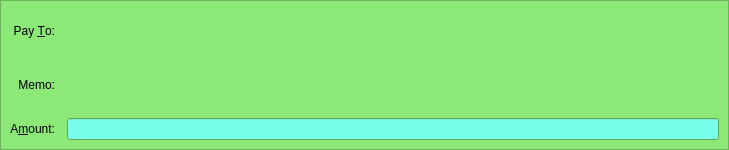
This is src/qt/forms/sendcoinsentry.ui in zarGonnn/reddcoin as Qt 5 draws it before an edit. The edited form follows.
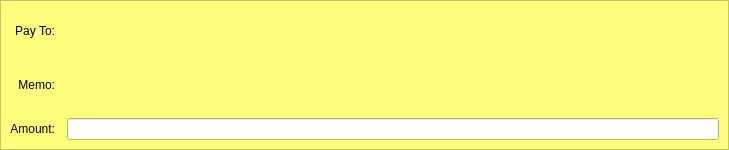
This is the edited form. The open tabs and pages were chosen to show the change. Icons and pictures are not drawn. Custom widgets are drawn as their Qt base class.

Commit message:
[Qt] Rework of payment request UI (mainly for insecure pr)
- this shows insecure (unsecured) payment requests in a new yellowish
  colored UI (based on the secure payment request UI) instead of our
  normal payment UI
- allows us to receive paymentACK messages for insecure payment requests
- allows us to handle expirations for insecure payment request
- changed walletmodel, so that all types of payment requests don't touch
  the addressbook

```diff
--- a/src/qt/forms/sendcoinsentry.ui
+++ b/src/qt/forms/sendcoinsentry.ui
@@ -159,6 +159,494 @@
       <colorrole role="Button">
        <brush brushstyle="SolidPattern">
         <color alpha="255">
+         <red>255</red>
+         <green>255</green>
+         <blue>127</blue>
+        </color>
+       </brush>
+      </colorrole>
+      <colorrole role="Light">
+       <brush brushstyle="SolidPattern">
+        <color alpha="255">
+         <red>255</red>
+         <green>255</green>
+         <blue>255</blue>
+        </color>
+       </brush>
+      </colorrole>
+      <colorrole role="Midlight">
+       <brush brushstyle="SolidPattern">
+        <color alpha="255">
+         <red>255</red>
+         <green>255</green>
+         <blue>191</blue>
+        </color>
+       </brush>
+      </colorrole>
+      <colorrole role="Dark">
+       <brush brushstyle="SolidPattern">
+        <color alpha="255">
+         <red>127</red>
+         <green>127</green>
+         <blue>63</blue>
+        </color>
+       </brush>
+      </colorrole>
+      <colorrole role="Mid">
+       <brush brushstyle="SolidPattern">
+        <color alpha="255">
+         <red>170</red>
+         <green>170</green>
+         <blue>84</blue>
+        </color>
+       </brush>
+      </colorrole>
+      <colorrole role="Text">
+       <brush brushstyle="SolidPattern">
+        <color alpha="255">
+         <red>0</red>
+         <green>0</green>
+         <blue>0</blue>
+        </color>
+       </brush>
+      </colorrole>
+      <colorrole role="BrightText">
+       <brush brushstyle="SolidPattern">
+        <color alpha="255">
+         <red>255</red>
+         <green>255</green>
+         <blue>255</blue>
+        </color>
+       </brush>
+      </colorrole>
+      <colorrole role="ButtonText">
+       <brush brushstyle="SolidPattern">
+        <color alpha="255">
+         <red>0</red>
+         <green>0</green>
+         <blue>0</blue>
+        </color>
+       </brush>
+      </colorrole>
+      <colorrole role="Base">
+       <brush brushstyle="SolidPattern">
+        <color alpha="255">
+         <red>255</red>
+         <green>255</green>
+         <blue>255</blue>
+        </color>
+       </brush>
+      </colorrole>
+      <colorrole role="Window">
+       <brush brushstyle="SolidPattern">
+        <color alpha="255">
+         <red>255</red>
+         <green>255</green>
+         <blue>127</blue>
+        </color>
+       </brush>
+      </colorrole>
+      <colorrole role="Shadow">
+       <brush brushstyle="SolidPattern">
+        <color alpha="255">
+         <red>0</red>
+         <green>0</green>
+         <blue>0</blue>
+        </color>
+       </brush>
+      </colorrole>
+      <colorrole role="AlternateBase">
+       <brush brushstyle="SolidPattern">
+        <color alpha="255">
+         <red>255</red>
+         <green>255</green>
+         <blue>191</blue>
+        </color>
+       </brush>
+      </colorrole>
+      <colorrole role="ToolTipBase">
+       <brush brushstyle="SolidPattern">
+        <color alpha="255">
+         <red>255</red>
+         <green>255</green>
+         <blue>220</blue>
+        </color>
+       </brush>
+      </colorrole>
+      <colorrole role="ToolTipText">
+       <brush brushstyle="SolidPattern">
+        <color alpha="255">
+         <red>0</red>
+         <green>0</green>
+         <blue>0</blue>
+        </color>
+       </brush>
+      </colorrole>
+     </active>
+     <inactive>
+      <colorrole role="WindowText">
+       <brush brushstyle="SolidPattern">
+        <color alpha="255">
+         <red>0</red>
+         <green>0</green>
+         <blue>0</blue>
+        </color>
+       </brush>
+      </colorrole>
+      <colorrole role="Button">
+       <brush brushstyle="SolidPattern">
+        <color alpha="255">
+         <red>255</red>
+         <green>255</green>
+         <blue>127</blue>
+        </color>
+       </brush>
+      </colorrole>
+      <colorrole role="Light">
+       <brush brushstyle="SolidPattern">
+        <color alpha="255">
+         <red>255</red>
+         <green>255</green>
+         <blue>255</blue>
+        </color>
+       </brush>
+      </colorrole>
+      <colorrole role="Midlight">
+       <brush brushstyle="SolidPattern">
+        <color alpha="255">
+         <red>255</red>
+         <green>255</green>
+         <blue>191</blue>
+        </color>
+       </brush>
+      </colorrole>
+      <colorrole role="Dark">
+       <brush brushstyle="SolidPattern">
+        <color alpha="255">
+         <red>127</red>
+         <green>127</green>
+         <blue>63</blue>
+        </color>
+       </brush>
+      </colorrole>
+      <colorrole role="Mid">
+       <brush brushstyle="SolidPattern">
+        <color alpha="255">
+         <red>170</red>
+         <green>170</green>
+         <blue>84</blue>
+        </color>
+       </brush>
+      </colorrole>
+      <colorrole role="Text">
+       <brush brushstyle="SolidPattern">
+        <color alpha="255">
+         <red>0</red>
+         <green>0</green>
+         <blue>0</blue>
+        </color>
+       </brush>
+      </colorrole>
+      <colorrole role="BrightText">
+       <brush brushstyle="SolidPattern">
+        <color alpha="255">
+         <red>255</red>
+         <green>255</green>
+         <blue>255</blue>
+        </color>
+       </brush>
+      </colorrole>
+      <colorrole role="ButtonText">
+       <brush brushstyle="SolidPattern">
+        <color alpha="255">
+         <red>0</red>
+         <green>0</green>
+         <blue>0</blue>
+        </color>
+       </brush>
+      </colorrole>
+      <colorrole role="Base">
+       <brush brushstyle="SolidPattern">
+        <color alpha="255">
+         <red>255</red>
+         <green>255</green>
+         <blue>255</blue>
+        </color>
+       </brush>
+      </colorrole>
+      <colorrole role="Window">
+       <brush brushstyle="SolidPattern">
+        <color alpha="255">
+         <red>255</red>
+         <green>255</green>
+         <blue>127</blue>
+        </color>
+       </brush>
+      </colorrole>
+      <colorrole role="Shadow">
+       <brush brushstyle="SolidPattern">
+        <color alpha="255">
+         <red>0</red>
+         <green>0</green>
+         <blue>0</blue>
+        </color>
+       </brush>
+      </colorrole>
+      <colorrole role="AlternateBase">
+       <brush brushstyle="SolidPattern">
+        <color alpha="255">
+         <red>255</red>
+         <green>255</green>
+         <blue>191</blue>
+        </color>
+       </brush>
+      </colorrole>
+      <colorrole role="ToolTipBase">
+       <brush brushstyle="SolidPattern">
+        <color alpha="255">
+         <red>255</red>
+         <green>255</green>
+         <blue>220</blue>
+        </color>
+       </brush>
+      </colorrole>
+      <colorrole role="ToolTipText">
+       <brush brushstyle="SolidPattern">
+        <color alpha="255">
+         <red>0</red>
+         <green>0</green>
+         <blue>0</blue>
+        </color>
+       </brush>
+      </colorrole>
+     </inactive>
+     <disabled>
+      <colorrole role="WindowText">
+       <brush brushstyle="SolidPattern">
+        <color alpha="255">
+         <red>127</red>
+         <green>127</green>
+         <blue>63</blue>
+        </color>
+       </brush>
+      </colorrole>
+      <colorrole role="Button">
+       <brush brushstyle="SolidPattern">
+        <color alpha="255">
+         <red>255</red>
+         <green>255</green>
+         <blue>127</blue>
+        </color>
+       </brush>
+      </colorrole>
+      <colorrole role="Light">
+       <brush brushstyle="SolidPattern">
+        <color alpha="255">
+         <red>255</red>
+         <green>255</green>
+         <blue>255</blue>
+        </color>
+       </brush>
+      </colorrole>
+      <colorrole role="Midlight">
+       <brush brushstyle="SolidPattern">
+        <color alpha="255">
+         <red>255</red>
+         <green>255</green>
+         <blue>191</blue>
+        </color>
+       </brush>
+      </colorrole>
+      <colorrole role="Dark">
+       <brush brushstyle="SolidPattern">
+        <color alpha="255">
+         <red>127</red>
+         <green>127</green>
+         <blue>63</blue>
+        </color>
+       </brush>
+      </colorrole>
+      <colorrole role="Mid">
+       <brush brushstyle="SolidPattern">
+        <color alpha="255">
+         <red>170</red>
+         <green>170</green>
+         <blue>84</blue>
+        </color>
+       </brush>
+      </colorrole>
+      <colorrole role="Text">
+       <brush brushstyle="SolidPattern">
+        <color alpha="255">
+         <red>127</red>
+         <green>127</green>
+         <blue>63</blue>
+        </color>
+       </brush>
+      </colorrole>
+      <colorrole role="BrightText">
+       <brush brushstyle="SolidPattern">
+        <color alpha="255">
+         <red>255</red>
+         <green>255</green>
+         <blue>255</blue>
+        </color>
+       </brush>
+      </colorrole>
+      <colorrole role="ButtonText">
+       <brush brushstyle="SolidPattern">
+        <color alpha="255">
+         <red>127</red>
+         <green>127</green>
+         <blue>63</blue>
+        </color>
+       </brush>
+      </colorrole>
+      <colorrole role="Base">
+       <brush brushstyle="SolidPattern">
+        <color alpha="255">
+         <red>255</red>
+         <green>255</green>
+         <blue>127</blue>
+        </color>
+       </brush>
+      </colorrole>
+      <colorrole role="Window">
+       <brush brushstyle="SolidPattern">
+        <color alpha="255">
+         <red>255</red>
+         <green>255</green>
+         <blue>127</blue>
+        </color>
+       </brush>
+      </colorrole>
+      <colorrole role="Shadow">
+       <brush brushstyle="SolidPattern">
+        <color alpha="255">
+         <red>0</red>
+         <green>0</green>
+         <blue>0</blue>
+        </color>
+       </brush>
+      </colorrole>
+      <colorrole role="AlternateBase">
+       <brush brushstyle="SolidPattern">
+        <color alpha="255">
+         <red>255</red>
+         <green>255</green>
+         <blue>127</blue>
+        </color>
+       </brush>
+      </colorrole>
+      <colorrole role="ToolTipBase">
+       <brush brushstyle="SolidPattern">
+        <color alpha="255">
+         <red>255</red>
+         <green>255</green>
+         <blue>220</blue>
+        </color>
+       </brush>
+      </colorrole>
+      <colorrole role="ToolTipText">
+       <brush brushstyle="SolidPattern">
+        <color alpha="255">
+         <red>0</red>
+         <green>0</green>
+         <blue>0</blue>
+        </color>
+       </brush>
+      </colorrole>
+     </disabled>
+    </palette>
+   </property>
+   <property name="toolTip">
+    <string>This is an unverified payment request.</string>
+   </property>
+   <property name="autoFillBackground">
+    <bool>true</bool>
+   </property>
+   <property name="frameShape">
+    <enum>QFrame::StyledPanel</enum>
+   </property>
+   <property name="frameShadow">
+    <enum>QFrame::Sunken</enum>
+   </property>
+   <layout class="QGridLayout" name="gridLayout_is">
+    <property name="spacing">
+     <number>12</number>
+    </property>
+    <item row="4" column="0">
+     <widget class="QLabel" name="memoLabel_is">
+      <property name="text">
+       <string>Memo:</string>
+      </property>
+      <property name="alignment">
+       <set>Qt::AlignRight|Qt::AlignTrailing|Qt::AlignVCenter</set>
+      </property>
+     </widget>
+    </item>
+    <item row="5" column="0">
+     <widget class="QLabel" name="amountLabel_is">
+      <property name="text">
+       <string>Amount:</string>
+      </property>
+      <property name="alignment">
+       <set>Qt::AlignRight|Qt::AlignTrailing|Qt::AlignVCenter</set>
+      </property>
+     </widget>
+    </item>
+    <item row="3" column="0">
+     <widget class="QLabel" name="payToLabel_is">
+      <property name="text">
+       <string>Pay To:</string>
+      </property>
+      <property name="alignment">
+       <set>Qt::AlignRight|Qt::AlignTrailing|Qt::AlignVCenter</set>
+      </property>
+     </widget>
+    </item>
+    <item row="5" column="2">
+     <widget class="BitcoinAmountField" name="payAmount_is">
+      <property name="acceptDrops">
+       <bool>false</bool>
+      </property>
+     </widget>
+    </item>
+    <item row="3" column="2">
+     <layout class="QHBoxLayout" name="payToLayout_is">
+      <property name="spacing">
+       <number>0</number>
+      </property>
+      <item>
+       <widget class="QLabel" name="payTo_is"/>
+      </item>
+     </layout>
+    </item>
+    <item row="4" column="2">
+     <widget class="QLabel" name="memoTextLabel_is">
+      <property name="textFormat">
+       <enum>Qt::PlainText</enum>
+      </property>
+     </widget>
+    </item>
+   </layout>
+  </widget>
+  <widget class="QFrame" name="SendCoins_SecurePaymentRequest">
+   <property name="palette">
+    <palette>
+     <active>
+      <colorrole role="WindowText">
+       <brush brushstyle="SolidPattern">
+        <color alpha="255">
+         <red>0</red>
+         <green>0</green>
+         <blue>0</blue>
+        </color>
+       </brush>
+      </colorrole>
+      <colorrole role="Button">
+       <brush brushstyle="SolidPattern">
+        <color alpha="255">
          <red>140</red>
          <green>232</green>
          <blue>119</blue>
@@ -615,7 +1103,7 @@
     <item row="5" column="0">
      <widget class="QLabel" name="amountLabel_s">
       <property name="text">
-       <string>A&amp;mount:</string>
+       <string>Amount:</string>
       </property>
       <property name="alignment">
        <set>Qt::AlignRight|Qt::AlignTrailing|Qt::AlignVCenter</set>
@@ -628,7 +1116,7 @@
     <item row="3" column="0">
      <widget class="QLabel" name="payToLabel_s">
       <property name="text">
-       <string>Pay &amp;To:</string>
+       <string>Pay To:</string>
       </property>
       <property name="alignment">
        <set>Qt::AlignRight|Qt::AlignTrailing|Qt::AlignVCenter</set>
```
Left out of the diff: 22 changed lines with no effect on the pictures. The commit also changes 6 other files.
